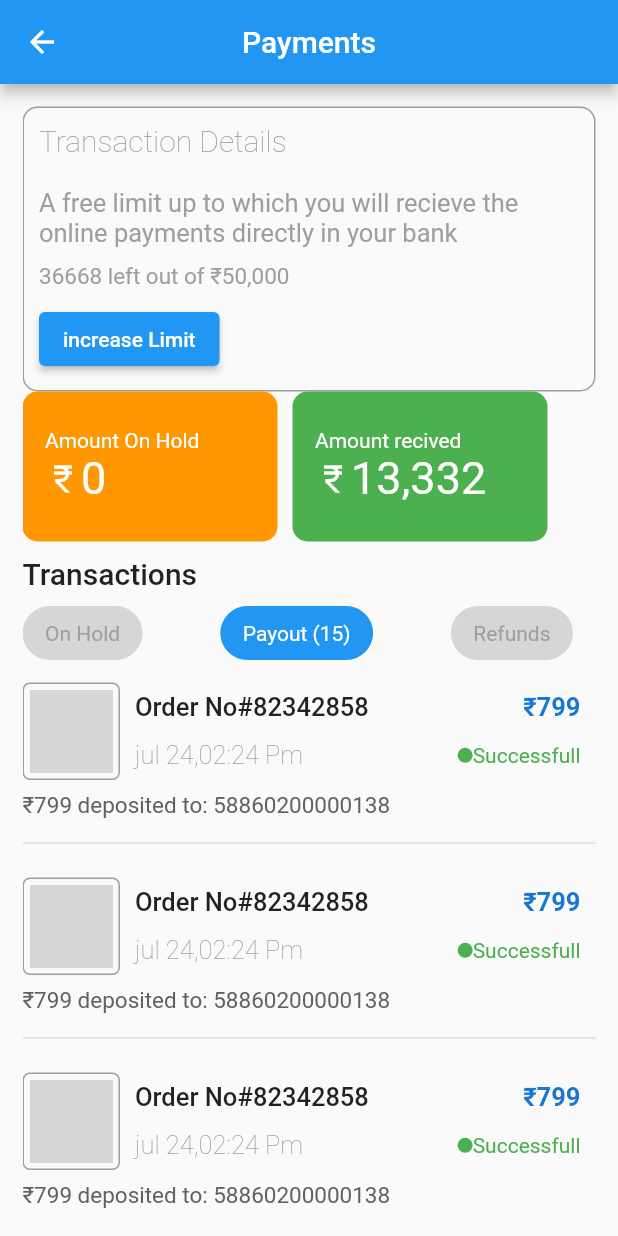
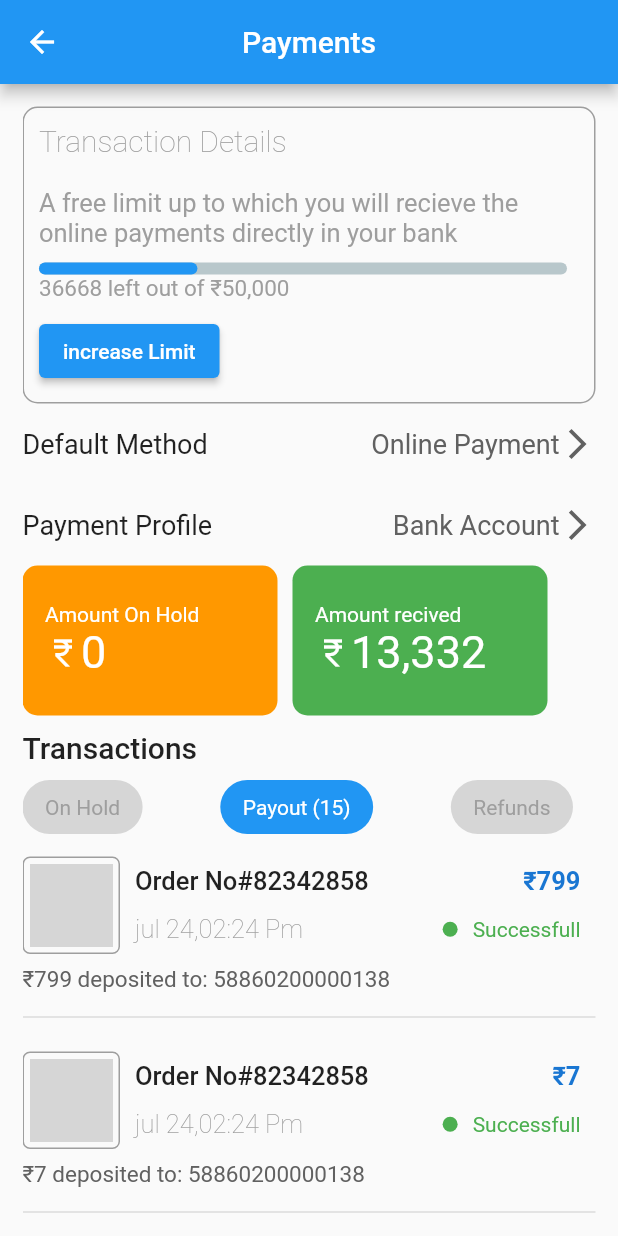
Before and after one commit to sufiyanas/Ui-Designs, a Flutter app: the ScreenThree screen opened directly, on a phone screen of 412 x 824 dp. Run offline on Flutter 3.47's test engine with Material 2 defaults, Android fonts, the phone set to English and light mode, and no system bars; drawn by our look-alikes of percent_indicator; our stand-ins replace youtube_player_flutter; network calls fail; grey boxes are pictures that could not be loaded.

Commit message:
New Changes

```diff
--- a/lib/screans/screen-3/screen_3.dart
+++ b/lib/screans/screen-3/screen_3.dart
@@ -2,6 +2,7 @@
 
 import 'package:flutter/material.dart';
 import 'package:ui_desinging/widget/Transaction_limit.dart';
+import 'package:ui_desinging/widget/methordpayment_profile.dart';
 import 'package:ui_desinging/widget/transactionproducts.dart';
 import 'package:ui_desinging/widget/transactions.dart';
 
@@ -20,10 +21,10 @@ class ScreenThree extends StatelessWidget {
         child: ListView(
           children: [
             TransactionLimit(),
-            // liattailefunction(
-            //     endtext: 'Defalt Method',
-            //     starttext: 'online Payment',
-            //     trailingicon: (Icons.ac_unit_rounded)),
+            method_payment_profile(
+                leadingText: 'Default Method', trailingText: 'Online Payment'),
+            method_payment_profile(
+                leadingText: 'Payment Profile', trailingText: 'Bank Account'),
             Row(
               children: [
                 topcardfunction(
@@ -52,12 +53,23 @@ class ScreenThree extends StatelessWidget {
             Transactionproducts(
               Date: 'jul 24',
               OrderNo: '82342858',
-              Price: '799',
+              Price: '7',
               Time: '02:24 Pm',
               imageURL:
-                  'https://shopdisney.in/media/catalog/product/cache/dff98280ed764012eadfa777851316fd/h/d/hdmwhsh6504_1_2.jpg',
+                  'https://shopdisney.in/media/catalog/product/cache/dff98280ed764012eadfa777851316fd/s/t/sty-20-21-004963_1.jpg',
               nameUser: 'Deepa',
-              ProductName: 'EXPLORE | MEN | NAVY BLUE',
+              ProductName: 'MEN | T SHIRT',
+              Size: 'XXL',
+            ),
+            Transactionproducts(
+              Date: 'jul 24',
+              OrderNo: '82342858',
+              Price: '499',
+              Time: '02:24 Pm',
+              imageURL:
+                  'https://shopdisney.in/media/catalog/product/cache/dff98280ed764012eadfa777851316fd/s/t/sty-19-20-000576_1.jpg',
+              nameUser: 'Deepa',
+              ProductName: 'EXPLORE | BLUE',
               Size: 'XXL',
             ),
             Transactionproducts(
@@ -66,31 +78,20 @@ class ScreenThree extends StatelessWidget {
               Price: '799',
               Time: '02:24 Pm',
               imageURL:
-                  'https://shopdisney.in/media/catalog/product/cache/dff98280ed764012eadfa777851316fd/h/d/hdmwhsh6504_1_2.jpg',
+                  'https://shopdisney.in/media/catalog/product/cache/dff98280ed764012eadfa777851316fd/s/t/sty-18-19-002268_1_1.jpg',
               nameUser: 'Deepa',
-              ProductName: 'EXPLORE | MEN | NAVY BLUE',
+              ProductName: 'WOODLAND | NAVY',
               Size: 'XXL',
             ),
             Transactionproducts(
-              Date: 'jul 24',
-              OrderNo: '82342858',
-              Price: '799',
-              Time: '02:24 Pm',
+              Date: 'Jan 04',
+              OrderNo: '82848283',
+              Price: '499',
+              Time: '01:00 Pm',
               imageURL:
                   'https://shopdisney.in/media/catalog/product/cache/dff98280ed764012eadfa777851316fd/h/d/hdmwhsh6504_1_2.jpg',
               nameUser: 'Deepa',
-              ProductName: 'EXPLORE | MEN | NAVY BLUE',
-              Size: 'XXL',
-            ),
-            Transactionproducts(
-              Date: 'jul 24',
-              OrderNo: '82342858',
-              Price: '799',
-              Time: '02:24 Pm',
-              imageURL:
-                  'https://shopdisney.in/media/catalog/product/cache/dff98280ed764012eadfa777851316fd/h/d/hdmwhsh6504_1_2.jpg',
-              nameUser: 'Deepa',
-              ProductName: 'EXPLORE | MEN | NAVY BLUE',
+              ProductName: 'NAVY BLUE | H&M',
               Size: 'XXL',
             ),
           ],
--- a/lib/screans/screen-6/screen_6.dart
+++ b/lib/screans/screen-6/screen_6.dart
@@ -1,3 +1,5 @@
+// ignore_for_file: prefer_const_constructors
+
 import 'package:flutter/material.dart';
 import 'package:ui_desinging/widget/cataloge_product.dart';
 
@@ -25,8 +27,8 @@ class ScreenSix extends StatelessWidget {
         body: Padding(
           padding: const EdgeInsets.symmetric(horizontal: 15.0),
           child: ListView(
-            children: [
-              const CatelogueProducts(
+            children: const [
+              CatelogueProducts(
                 ImageURL:
                     'https://shopdisney.in/media/catalog/product/cache/dff98280ed764012eadfa777851316fd/t/s/tsmwhsh6508_1_4.jpg',
                 Price: '699',
--- /dev/null
+++ b/lib/widget/methordpayment_profile.dart
@@ -0,0 +1,45 @@
+import 'package:flutter/material.dart';
+
+class method_payment_profile extends StatelessWidget {
+  const method_payment_profile({
+    Key? key,
+    required this.leadingText,
+    required this.trailingText,
+  }) : super(key: key);
+  final String leadingText;
+  final String trailingText;
+  @override
+  Widget build(BuildContext context) {
+    return Padding(
+      padding: const EdgeInsets.symmetric(vertical: 15.0),
+      child: Row(
+        mainAxisAlignment: MainAxisAlignment.spaceBetween,
+        children: [
+          Text(
+            leadingText,
+            style: const TextStyle(
+              fontSize: 18,
+              fontWeight: FontWeight.w400,
+            ),
+          ),
+          Row(
+            children: [
+              Text(
+                trailingText,
+                style: TextStyle(
+                  fontSize: 18,
+                  fontWeight: FontWeight.w400,
+                  color: Colors.grey.shade700,
+                ),
+              ),
+              Icon(
+                Icons.arrow_forward_ios,
+                color: Colors.grey.shade700,
+              )
+            ],
+          )
+        ],
+      ),
+    );
+  }
+}
--- a/lib/widget/transaction_limit.dart
+++ b/lib/widget/transaction_limit.dart
@@ -1,4 +1,5 @@
 import 'package:flutter/material.dart';
+import 'package:percent_indicator/linear_percent_indicator.dart';
 
 class TransactionLimit extends StatelessWidget {
   const TransactionLimit({Key? key}) : super(key: key);
@@ -32,6 +33,14 @@ class TransactionLimit extends StatelessWidget {
           const SizedBox(
             height: 10,
           ),
+          LinearPercentIndicator(
+            padding: const EdgeInsets.all(0),
+            barRadius: const Radius.circular(10),
+            width: MediaQuery.of(context).size.width - 60,
+            lineHeight: 8.0,
+            percent: 0.3,
+            progressColor: Colors.blue,
+          ),
           const Text(
             '36668 left out of ₹50,000',
             style: TextStyle(
--- a/lib/widget/transactionproducts.dart
+++ b/lib/widget/transactionproducts.dart
@@ -1,9 +1,6 @@
 // ignore_for_file: prefer_const_constructors, non_constant_identifier_names
 
-import 'package:flutter/cupertino.dart';
 import 'package:flutter/material.dart';
-import 'package:flutter/src/foundation/key.dart';
-import 'package:flutter/src/widgets/framework.dart';
 
 class Transactionproducts extends StatelessWidget {
   const Transactionproducts({
@@ -97,6 +94,9 @@ class Transactionproducts extends StatelessWidget {
                                   backgroundColor: Colors.green,
                                   radius: 5,
                                 ),
+                                SizedBox(
+                                  width: 10,
+                                ),
                                 Text(
                                   'Successfull',
                                   style: TextStyle(
```
Also changed, not shown: lib/screans/screen-1/screen_1.dart (+22 -8 lines), lib/screans/screen-2/screen_2.dart (+13 -10 lines), lib/screans/screen-5/screen_4.dart (+37 -17 lines), lib/widget/cards.dart (+20 -1 lines).
